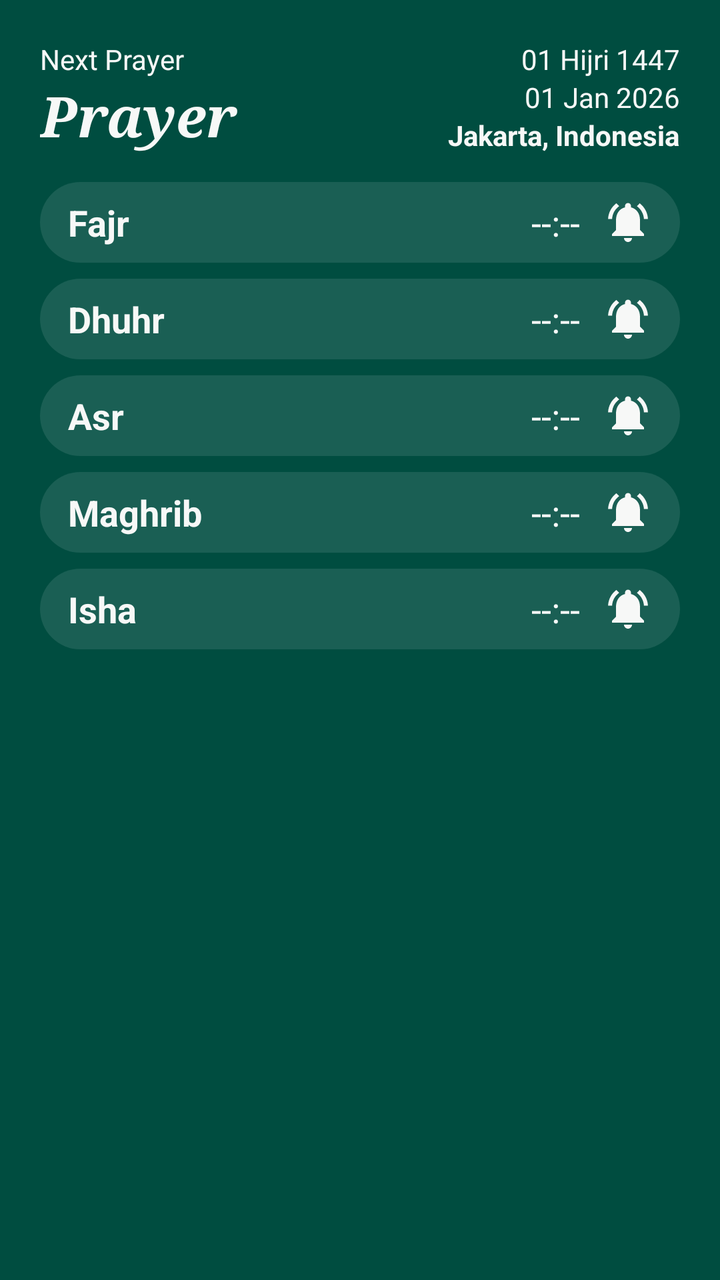
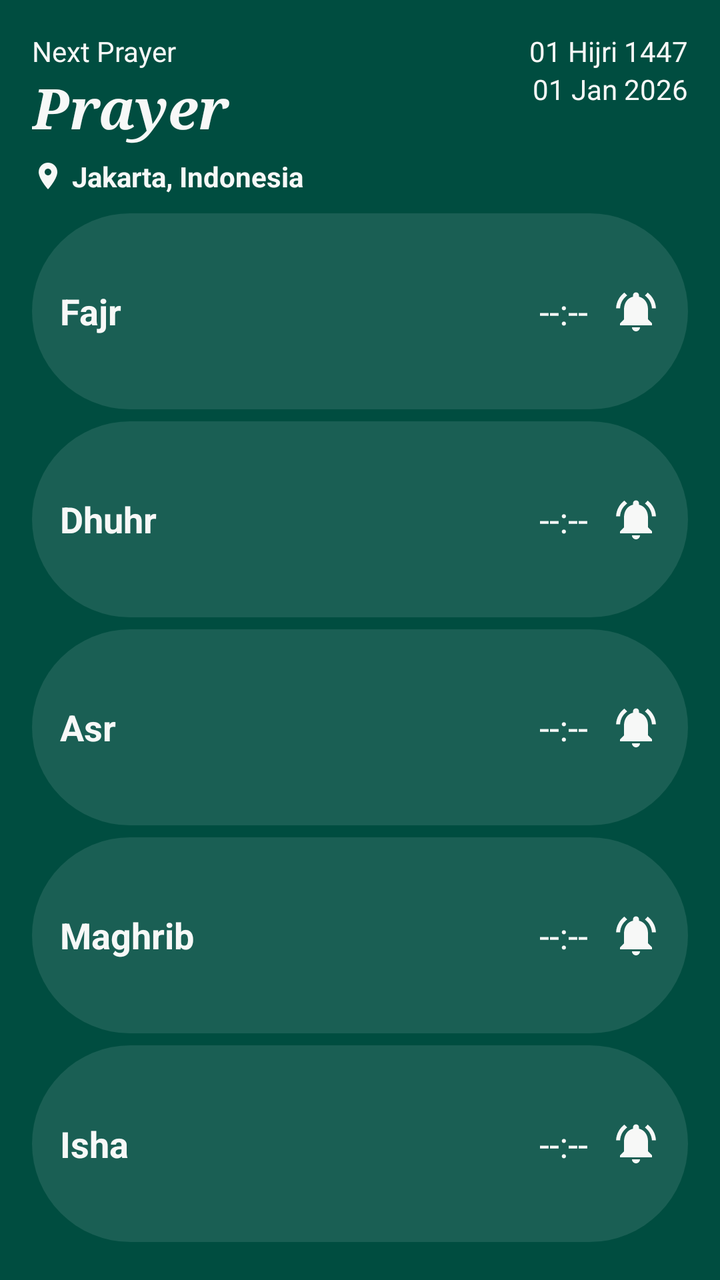

Screens rendered from an Android XML layout before and after an edit, with the pre-edit source and the edit as a unified diff.
<!-- AndroidManifest.xml: fallback theme Theme.MaterialComponents.DayNight.NoActionBar -->
<!-- res/layout/deenly_widget.xml -->
<LinearLayout xmlns:android="http://schemas.android.com/apk/res/android"
    android:id="@+id/prayer_widget_root"
    android:orientation="vertical"
    android:padding="20dp"
    android:background="@color/lightPrimary"
    android:layout_width="match_parent"
    android:layout_height="wrap_content">
    <LinearLayout
        android:layout_width="match_parent"
        android:layout_height="wrap_content"
        android:orientation="horizontal"
        android:layout_marginBottom="10dp">

        <LinearLayout
            android:layout_width="0dp"
            android:layout_height="wrap_content"
            android:layout_weight="1"
            android:orientation="vertical">

            <TextView
                android:layout_width="match_parent"
                android:layout_height="wrap_content"
                android:text="@string/next_prayer_text"
                android:textColor="@color/lightSurface"
                android:textSize="14sp"/>

            <TextView
                android:id="@+id/next_prayer_name"
                android:layout_width="match_parent"
                android:layout_height="wrap_content"
                android:text="@string/prayer_default"
                android:fontFamily="serif"
                android:textColor="@color/lightSurface"
                android:textSize="28sp"
                android:textStyle="bold|italic"/>
        </LinearLayout>

        <LinearLayout
            android:layout_width="wrap_content"
            android:layout_height="wrap_content"
            android:orientation="vertical"
            android:gravity="end">

            <TextView
                android:id="@+id/hijri_date"
                android:layout_width="wrap_content"
                android:layout_height="wrap_content"
                android:text="@string/hijri_default"
                android:textColor="@color/lightSurface"
                android:textSize="14sp"/>

            <TextView
                android:id="@+id/gregorian_date"
                android:layout_width="wrap_content"
                android:layout_height="wrap_content"
                android:text="@string/gregorian_default"
                android:textColor="@color/lightSurface"
                android:textSize="14sp"/>

            <TextView
                android:id="@+id/location"
                android:layout_width="wrap_content"
                android:layout_height="wrap_content"
                android:text="@string/location_default"
                android:textColor="@color/lightSurface"
                android:textSize="14sp"
                android:textStyle="bold"/>
        </LinearLayout>

    </LinearLayout>

    <LinearLayout
        android:id="@+id/fajr_row"
        android:orientation="horizontal"
        android:layout_width="match_parent"
        android:layout_height="wrap_content"
        android:padding="8dp"
        android:background="@drawable/rounded_grey_background"
        android:layout_marginVertical="4dp">

        <TextView
            android:id="@+id/fajr_name"
            android:text="@string/fajr_name"
            android:textColor="@color/lightSurface"
            android:textSize="18sp"
            android:layout_width="0dp"
            android:layout_weight="1"
            android:layout_height="wrap_content"
            android:layout_marginStart="6dp"
            android:textStyle="bold"/>

        <TextView
            android:id="@+id/fajr_time"
            android:text="@string/no_time"
            android:textColor="@color/lightSurface"
            android:textSize="18sp"
            android:layout_width="wrap_content"
            android:layout_height="wrap_content"
            android:layout_marginEnd="6dp"/>


        <ImageView
            android:id="@+id/fajr_notification"
            android:contentDescription="@string/fajr_notification_icon"
            android:src="@drawable/ic_notification_on"
            android:layout_width="wrap_content"
            android:layout_height="wrap_content"
            android:tint="@color/lightSurface"
            android:layout_marginEnd="6dp"
            android:layout_marginStart="6dp"
            />
    </LinearLayout>

    <LinearLayout
        android:id="@+id/dhuhr_row"
        android:orientation="horizontal"
        android:layout_width="match_parent"
        android:layout_height="wrap_content"
        android:padding="8dp"
        android:background="@drawable/rounded_grey_background"
        android:layout_marginVertical="4dp">

        <TextView
            android:id="@+id/dhuhr_name"
            android:text="@string/dhuhr_name"
            android:textColor="@color/lightSurface"
            android:textSize="18sp"
            android:layout_width="0dp"
            android:layout_weight="1"
            android:layout_height="wrap_content"
            android:layout_marginStart="6dp"
            android:textStyle="bold"/>

        <TextView
            android:id="@+id/dhuhr_time"
            android:text="@string/no_time"
            android:textColor="@color/lightSurface"
            android:textSize="18sp"
            android:layout_width="wrap_content"
            android:layout_height="wrap_content"
            android:layout_marginEnd="6dp"/>


        <ImageView
            android:id="@+id/dhuhr_notification"
            android:contentDescription="@string/dhuhr_notification_icon"
            android:src="@drawable/ic_notification_on"
            android:layout_width="wrap_content"
            android:layout_height="wrap_content"
            android:tint="@color/lightSurface"
            android:layout_marginEnd="6dp"
            android:layout_marginStart="6dp"
            />
    </LinearLayout>

    <LinearLayout
        android:id="@+id/asr_row"
        android:orientation="horizontal"
        android:layout_width="match_parent"
        android:layout_height="wrap_content"
        android:padding="8dp"
        android:background="@drawable/rounded_grey_background"
        android:layout_marginVertical="4dp">

        <TextView
            android:id="@+id/asr_name"
            android:text="@string/asr_name"
            android:textColor="@color/lightSurface"
            android:textSize="18sp"
            android:layout_width="0dp"
            android:layout_weight="1"
            android:layout_height="wrap_content"
            android:layout_marginStart="6dp"
            android:textStyle="bold"/>

        <TextView
            android:id="@+id/asr_time"
            android:text="@string/no_time"
            android:textColor="@color/lightSurface"
            android:textSize="18sp"
            android:layout_width="wrap_content"
            android:layout_height="wrap_content"
            android:layout_marginEnd="6dp"/>


        <ImageView
            android:id="@+id/asr_notification"
            android:contentDescription="@string/asr_notification_icon"
            android:src="@drawable/ic_notification_on"
            android:layout_width="wrap_content"
            android:layout_height="wrap_content"
            android:tint="@color/lightSurface"
            android:layout_marginEnd="6dp"
            android:layout_marginStart="6dp"
            />
    </LinearLayout>

    <LinearLayout
        android:id="@+id/maghrib_row"
        android:orientation="horizontal"
        android:layout_width="match_parent"
        android:layout_height="wrap_content"
        android:padding="8dp"
        android:background="@drawable/rounded_grey_background"
        android:layout_marginVertical="4dp">

        <TextView
            android:id="@+id/maghrib_name"
            android:text="@string/maghrib_name"
            android:textColor="@color/lightSurface"
            android:textSize="18sp"
            android:layout_width="0dp"
            android:layout_weight="1"
            android:layout_height="wrap_content"
            android:layout_marginStart="6dp"
            android:textStyle="bold"/>

        <TextView
            android:id="@+id/maghrib_time"
            android:text="@string/no_time"
            android:textColor="@color/lightSurface"
            android:textSize="18sp"
            android:layout_width="wrap_content"
            android:layout_height="wrap_content"
            android:layout_marginEnd="6dp"/>


        <ImageView
            android:id="@+id/maghrib_notification"
            android:contentDescription="@string/maghrib_notification_icon"
            android:src="@drawable/ic_notification_on"
            android:layout_width="wrap_content"
            android:layout_height="wrap_content"
            android:tint="@color/lightSurface"
            android:layout_marginEnd="6dp"
            android:layout_marginStart="6dp"
            />
    </LinearLayout>

    <LinearLayout
        android:id="@+id/isha_row"
        android:orientation="horizontal"
        android:layout_width="match_parent"
        android:layout_height="wrap_content"
        android:padding="8dp"
        android:background="@drawable/rounded_grey_background"
        android:layout_marginVertical="4dp">

        <TextView
            android:id="@+id/isha_name"
            android:text="@string/isha_name"
            android:textColor="@color/lightSurface"
            android:textSize="18sp"
            android:layout_width="0dp"
            android:layout_weight="1"
            android:layout_height="wrap_content"
            android:layout_marginStart="6dp"
            android:textStyle="bold"/>

        <TextView
            android:id="@+id/isha_time"
            android:text="@string/no_time"
            android:textColor="@color/lightSurface"
            android:textSize="18sp"
            android:layout_width="wrap_content"
            android:layout_height="wrap_content"
            android:layout_marginEnd="6dp"/>


        <ImageView
            android:id="@+id/isha_notification"
            android:contentDescription="@string/isha_notification_icon"
            android:src="@drawable/ic_notification_on"
            android:layout_width="wrap_content"
            android:layout_height="wrap_content"
            android:tint="@color/lightSurface"
            android:layout_marginEnd="6dp"
            android:layout_marginStart="6dp"
            />
    </LinearLayout>
</LinearLayout>
<!-- resources referenced by this layout -->
<resources>
  <color name="lightPrimary">#FF004D40</color>
  <color name="lightSurface">#FFF7F8F7</color>
  <!-- drawable ic_notification_on (drawable) -->
  <vector xmlns:android="http://schemas.android.com/apk/res/android" android:height="24dp" android:tint="#000000" android:viewportHeight="24" android:viewportWidth="24" android:width="24dp">
  
      <path android:fillColor="@android:color/white" android:pathData="M7.58,4.08L6.15,2.65C3.75,4.48 2.17,7.3 2.03,10.5h2c0.15,-2.65 1.51,-4.97 3.55,-6.42zM19.97,10.5h2c-0.15,-3.2 -1.73,-6.02 -4.12,-7.85l-1.42,1.43c2.02,1.45 3.39,3.77 3.54,6.42zM18,11c0,-3.07 -1.64,-5.64 -4.5,-6.32L13.5,4c0,-0.83 -0.67,-1.5 -1.5,-1.5s-1.5,0.67 -1.5,1.5v0.68C7.63,5.36 6,7.92 6,11v5l-2,2v1h16v-1l-2,-2v-5zM12,22c0.14,0 0.27,-0.01 0.4,-0.04 0.65,-0.14 1.18,-0.58 1.44,-1.18 0.1,-0.24 0.15,-0.5 0.15,-0.78h-4c0.01,1.1 0.9,2 2.01,2z"/>
  
  </vector>
  <!-- drawable rounded_grey_background (drawable) -->
  <?xml version="1.0" encoding="utf-8"?>
  <shape xmlns:android="http://schemas.android.com/apk/res/android"
      android:shape="rectangle">
  
      <solid android:color="#1AFFFFFF" />  
      <corners android:radius="50dp" />    
  
  </shape>
  <string name="asr_name">Asr</string>
  <string name="asr_notification_icon">asr notification icon</string>
  <string name="dhuhr_name">Dhuhr</string>
  <string name="dhuhr_notification_icon">dhuhr notification icon</string>
  <string name="fajr_name">Fajr</string>
  <string name="fajr_notification_icon">fajr notification icon</string>
  <string name="gregorian_default">01 Jan 2026</string>
  <string name="hijri_default">01 Hijri 1447</string>
  <string name="isha_name">Isha</string>
  <string name="isha_notification_icon">isha notification icon</string>
  <string name="location_default">Jakarta, Indonesia</string>
  <string name="maghrib_name">Maghrib</string>
  <string name="maghrib_notification_icon">maghrib notification icon</string>
  <string name="next_prayer_text">Next Prayer</string>
  <string name="no_time">--:--</string>
  <string name="prayer_default">Prayer</string>
</resources>

<!-- the commit's change to res/layout/deenly_widget.xml (unified diff, before → after) -->
@@ -1,15 +1,15 @@
 <LinearLayout xmlns:android="http://schemas.android.com/apk/res/android"
     android:id="@+id/prayer_widget_root"
     android:orientation="vertical"
-    android:padding="20dp"
+    android:padding="16dp"
     android:background="@color/lightPrimary"
     android:layout_width="match_parent"
-    android:layout_height="wrap_content">
+    android:layout_height="match_parent">
     <LinearLayout
         android:layout_width="match_parent"
         android:layout_height="wrap_content"
         android:orientation="horizontal"
-        android:layout_marginBottom="10dp">
+        android:layout_marginBottom="6dp">
 
         <LinearLayout
             android:layout_width="0dp"
@@ -56,27 +56,50 @@
                 android:text="@string/gregorian_default"
                 android:textColor="@color/lightSurface"
                 android:textSize="14sp"/>
-
-            <TextView
-                android:id="@+id/location"
-                android:layout_width="wrap_content"
-                android:layout_height="wrap_content"
-                android:text="@string/location_default"
-                android:textColor="@color/lightSurface"
-                android:textSize="14sp"
-                android:textStyle="bold"/>
         </LinearLayout>
 
     </LinearLayout>
 
     <LinearLayout
+        android:layout_width="match_parent"
+        android:layout_height="wrap_content"
+        android:orientation="horizontal"
+        android:gravity="center_vertical"
+        android:layout_marginBottom="6dp">
+
+        <ImageView
+            android:layout_width="16dp"
+            android:layout_height="16dp"
+            android:layout_marginEnd="4dp"
+            android:contentDescription="@null"
+            android:src="@drawable/ic_place"
+            android:tint="@color/lightSurface"/>
+
+        <TextView
+            android:id="@+id/location"
+            android:layout_width="0dp"
+            android:layout_height="wrap_content"
+            android:layout_weight="1"
+            android:ellipsize="end"
+            android:maxLines="1"
+            android:singleLine="true"
+            android:text="@string/location_default"
+            android:textColor="@color/lightSurface"
+            android:textSize="14sp"
+            android:textStyle="bold"/>
+    </LinearLayout>
+
+    <LinearLayout
         android:id="@+id/fajr_row"
         android:orientation="horizontal"
         android:layout_width="match_parent"
-        android:layout_height="wrap_content"
-        android:padding="8dp"
-        android:background="@drawable/rounded_grey_background"
-        android:layout_marginVertical="4dp">
+        android:layout_height="0dp"
+        android:layout_weight="1"
+        android:gravity="center_vertical"
+        android:paddingHorizontal="8dp"
+        android:paddingVertical="2dp"
+        android:background="@drawable/rounded_grey_background"
+        android:layout_marginVertical="3dp">
 
         <TextView
             android:id="@+id/fajr_name"
@@ -115,10 +138,13 @@
         android:id="@+id/dhuhr_row"
         android:orientation="horizontal"
         android:layout_width="match_parent"
-        android:layout_height="wrap_content"
-        android:padding="8dp"
-        android:background="@drawable/rounded_grey_background"
-        android:layout_marginVertical="4dp">
+        android:layout_height="0dp"
+        android:layout_weight="1"
+        android:gravity="center_vertical"
+        android:paddingHorizontal="8dp"
+        android:paddingVertical="2dp"
+        android:background="@drawable/rounded_grey_background"
+        android:layout_marginVertical="3dp">
 
         <TextView
             android:id="@+id/dhuhr_name"
@@ -157,10 +183,13 @@
         android:id="@+id/asr_row"
         android:orientation="horizontal"
         android:layout_width="match_parent"
-        android:layout_height="wrap_content"
-        android:padding="8dp"
-        android:background="@drawable/rounded_grey_background"
-        android:layout_marginVertical="4dp">
+        android:layout_height="0dp"
+        android:layout_weight="1"
+        android:gravity="center_vertical"
+        android:paddingHorizontal="8dp"
+        android:paddingVertical="2dp"
+        android:background="@drawable/rounded_grey_background"
+        android:layout_marginVertical="3dp">
 
         <TextView
             android:id="@+id/asr_name"
@@ -199,10 +228,13 @@
         android:id="@+id/maghrib_row"
         android:orientation="horizontal"
         android:layout_width="match_parent"
-        android:layout_height="wrap_content"
-        android:padding="8dp"
-        android:background="@drawable/rounded_grey_background"
-        android:layout_marginVertical="4dp">
+        android:layout_height="0dp"
+        android:layout_weight="1"
+        android:gravity="center_vertical"
+        android:paddingHorizontal="8dp"
+        android:paddingVertical="2dp"
+        android:background="@drawable/rounded_grey_background"
+        android:layout_marginVertical="3dp">
 
         <TextView
             android:id="@+id/maghrib_name"
@@ -241,10 +273,13 @@
         android:id="@+id/isha_row"
         android:orientation="horizontal"
         android:layout_width="match_parent"
-        android:layout_height="wrap_content"
-        android:padding="8dp"
-        android:background="@drawable/rounded_grey_background"
-        android:layout_marginVertical="4dp">
+        android:layout_height="0dp"
+        android:layout_weight="1"
+        android:gravity="center_vertical"
+        android:paddingHorizontal="8dp"
+        android:paddingVertical="2dp"
+        android:background="@drawable/rounded_grey_background"
+        android:layout_marginVertical="3dp">
 
         <TextView
             android:id="@+id/isha_name"
<!-- resource entries referenced after the edit -->
@@ -6,6 +6,12 @@
   <vector xmlns:android="http://schemas.android.com/apk/res/android" android:height="24dp" android:tint="#000000" android:viewportHeight="24" android:viewportWidth="24" android:width="24dp">
   
       <path android:fillColor="@android:color/white" android:pathData="M7.58,4.08L6.15,2.65C3.75,4.48 2.17,7.3 2.03,10.5h2c0.15,-2.65 1.51,-4.97 3.55,-6.42zM19.97,10.5h2c-0.15,-3.2 -1.73,-6.02 -4.12,-7.85l-1.42,1.43c2.02,1.45 3.39,3.77 3.54,6.42zM18,11c0,-3.07 -1.64,-5.64 -4.5,-6.32L13.5,4c0,-0.83 -0.67,-1.5 -1.5,-1.5s-1.5,0.67 -1.5,1.5v0.68C7.63,5.36 6,7.92 6,11v5l-2,2v1h16v-1l-2,-2v-5zM12,22c0.14,0 0.27,-0.01 0.4,-0.04 0.65,-0.14 1.18,-0.58 1.44,-1.18 0.1,-0.24 0.15,-0.5 0.15,-0.78h-4c0.01,1.1 0.9,2 2.01,2z"/>
+  
+  </vector>
+  <!-- drawable ic_place (drawable) -->
+  <vector xmlns:android="http://schemas.android.com/apk/res/android" android:height="24dp" android:tint="#000000" android:viewportHeight="24" android:viewportWidth="24" android:width="24dp">
+  
+      <path android:fillColor="@android:color/white" android:pathData="M12,2C8.13,2 5,5.13 5,9c0,5.25 7,13 7,13s7,-7.75 7,-13c0,-3.87 -3.13,-7 -7,-7zM12,11.5c-1.38,0 -2.5,-1.12 -2.5,-2.5s1.12,-2.5 2.5,-2.5 2.5,1.12 2.5,2.5 -1.12,2.5 -2.5,2.5z"/>
   
   </vector>
   <!-- drawable rounded_grey_background (drawable) -->
